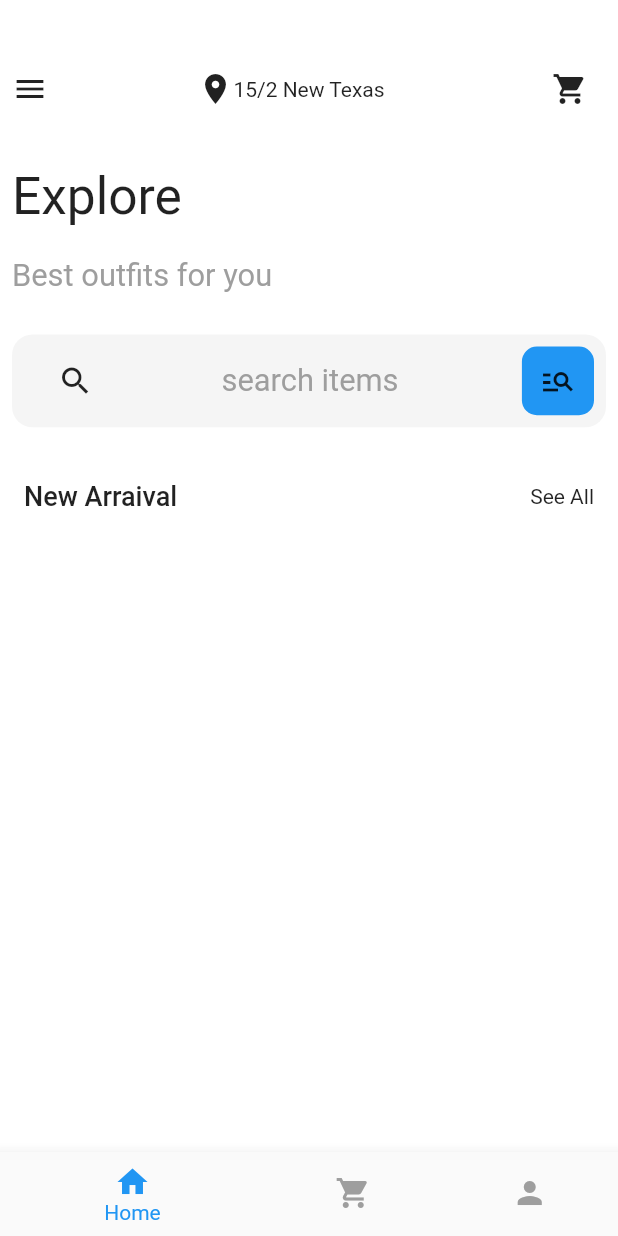
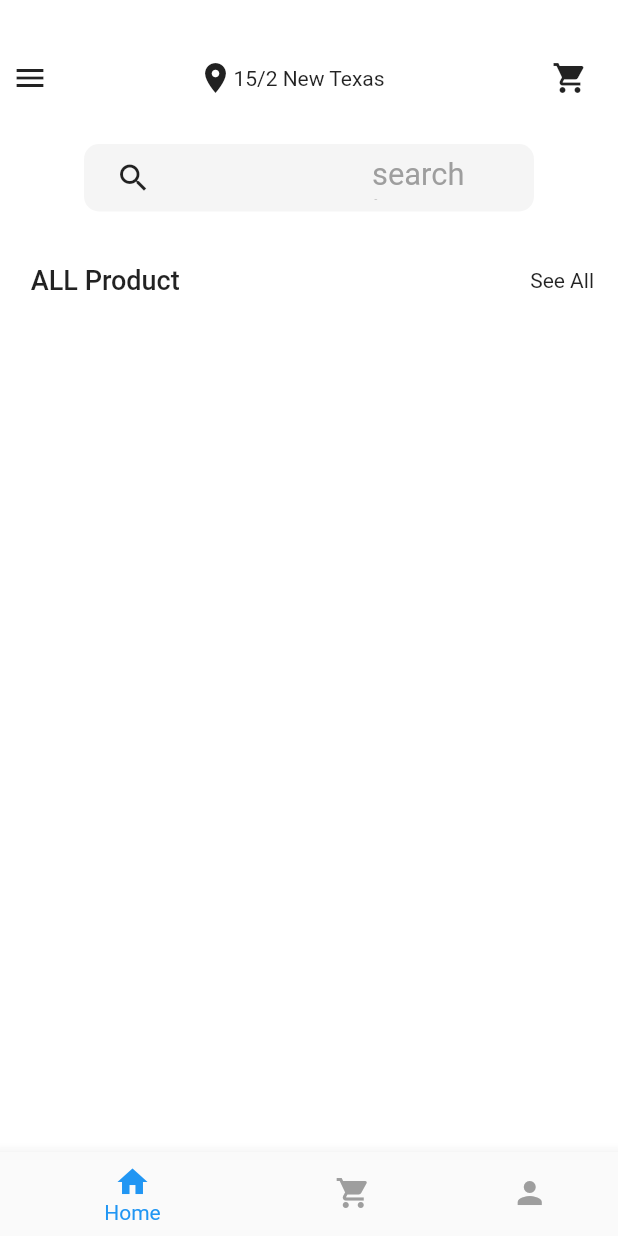
Before and after one commit to bhardwajpriyanka/firebase_app, a Flutter app: the screen it shows after launch, on a phone screen of 412 x 824 dp. Run offline on Flutter 3.47's test engine with Material 2 defaults, Android fonts, the phone set to English and light mode, and no system bars; our stand-ins replace cloud_firestore, firebase_auth, firebase_core, get, google_sign_in, sizer; accounts and stored records are empty.

```diff
--- a/lib/screen/spleshscreen/home_screen.dart
+++ b/lib/screen/spleshscreen/home_screen.dart
@@ -29,7 +29,7 @@ class _HomeScreenState extends State<HomeScreen> {
           child: Column(
             crossAxisAlignment: CrossAxisAlignment.start,
             children: [
-              SizedBox(height: 20.sp),
+              SizedBox(height: 20),
               Row(
                 mainAxisAlignment: MainAxisAlignment.spaceBetween,
                 children: [
@@ -58,21 +58,14 @@ class _HomeScreenState extends State<HomeScreen> {
                 ],
               ),
               SizedBox(
-                height: 20.sp,
+                height: 20,
               ),
-              Text("Explore", style: TextStyle(fontSize: 25.sp)),
-              SizedBox(height: 15.sp),
-              Text(
-                "Best outfits for you",
-                style: TextStyle(color: Colors.grey, fontSize: 15.sp),
-              ),
-              SizedBox(height: 20.sp),
               Center(
                 child: Container(
-                  height: 45.sp,
-                  width: 300.sp,
+                  height: 45,
+                  width: 300,
                   decoration: BoxDecoration(
-                    borderRadius: BorderRadius.circular(10.sp),
+                    borderRadius: BorderRadius.circular(10),
                     color: Colors.grey.shade100,
                   ),
                   child: Padding(
@@ -81,16 +74,16 @@ class _HomeScreenState extends State<HomeScreen> {
                       mainAxisAlignment: MainAxisAlignment.spaceBetween,
                       children: [
                         Container(
-                          height: 50.sp,
-                          width: 50.sp,
+                          height: 50,
+                          width: 50,
                           alignment: Alignment.center,
                           child: Icon(
                             Icons.search,
                           ),
                         ),
                         Container(
-                          height: 50.sp,
-                          width: 100.sp,
+                          height: 50,
+                          width: 100,
                           alignment: Alignment.centerLeft,
                           child: Text(
                             "search items",
@@ -100,15 +93,6 @@ class _HomeScreenState extends State<HomeScreen> {
                             ),
                           ),
                         ),
-                        Container(
-                            height: 55.sp,
-                            width: 35.sp,
-                            decoration: BoxDecoration(
-                                color: Colors.blue,
-                                borderRadius: BorderRadius.circular(10)),
-                            alignment: Alignment.centerLeft,
-                            child: Center(
-                                child: Icon(Icons.manage_search_outlined))),
                       ],
                     ),
                   ),
@@ -120,7 +104,7 @@ class _HomeScreenState extends State<HomeScreen> {
                 child: Row(
                   mainAxisAlignment: MainAxisAlignment.spaceBetween,
                   children: [
-                    Text("New Arraival",
+                    Text(" ALL Product",
                         style: TextStyle(
                             fontSize: 18, fontWeight: FontWeight.w500)),
                     Text("See All"),
@@ -151,7 +135,7 @@ class _HomeScreenState extends State<HomeScreen> {
                         controller.productList.add(m1);
 
                         print(
-                            "============${data['name']} ${data['price']} ${data['category']} ${data['image']}");
+                            "${data['name']} ${data['price']} ${data['category']} ${data['image']}");
                       }
                       return GridView.builder(
                         gridDelegate: SliverGridDelegateWithFixedCrossAxisCount(
@@ -212,7 +196,7 @@ class _HomeScreenState extends State<HomeScreen> {
                       );
                     }
                     return const CircularProgressIndicator(
-                      color: Color(0xffE38800),
+                      color: Colors.blue
                     );
                   },
                 ),
```
